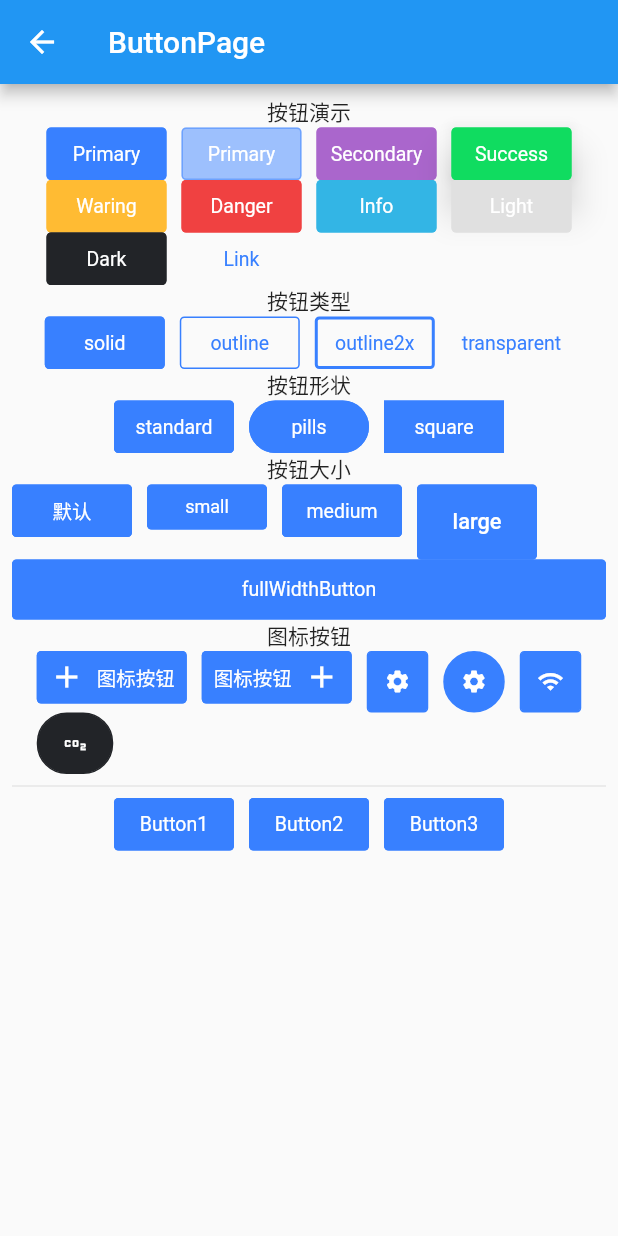
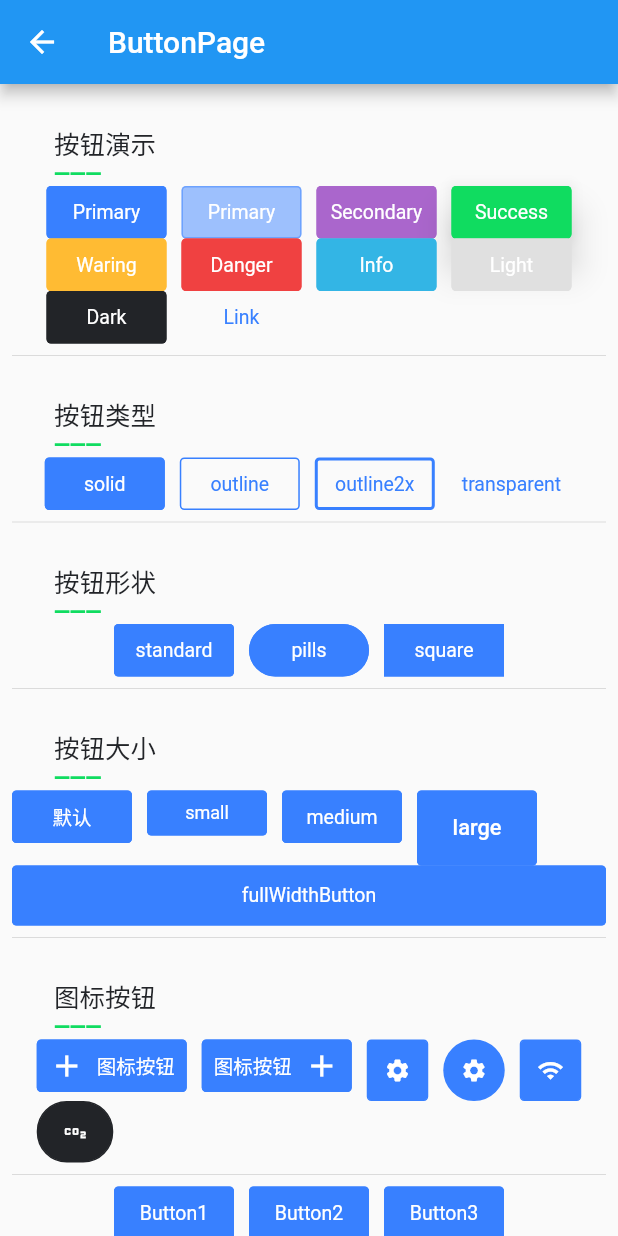
Before and after one commit to radium0028/flutter_example, a Flutter app: the ButtonPage screen opened by its route, on a phone screen of 412 x 824 dp. Run offline on Flutter 3.47's test engine with Material 2 defaults, Android fonts, the phone set to English and light mode, and no system bars; drawn by our look-alikes of getwidget; our stand-ins replace get, package_info_plus, sentry_flutter, shared_preferences; missing offline and left inert: flutter_xupdate; accounts and stored records are empty.

Commit message:
简单的调整一下样式

```diff
--- a/lib/pages/getwidget/button.dart
+++ b/lib/pages/getwidget/button.dart
@@ -1,4 +1,5 @@
 import 'package:flutter/material.dart';
+import 'package:flutter_example/global_widgets/title.dart';
 import 'package:get/get.dart';
 import 'package:getwidget/getwidget.dart';
 
@@ -231,15 +232,19 @@ class ButtonPage extends GetView {
             padding: const EdgeInsets.all(8.0),
             child: Column(
               children: [
-                const Text('按钮演示'),
+                const MyTitle('按钮演示'),
                 button(),
-                const Text('按钮类型'),
+                const Divider(),
+                const MyTitle('按钮类型'),
                 button1(),
-                const Text('按钮形状'),
+                const Divider(),
+                const MyTitle('按钮形状'),
                 button2(),
-                const Text('按钮大小'),
+                const Divider(),
+                const MyTitle('按钮大小'),
                 button3(),
-                const Text('图标按钮'),
+                const Divider(),
+                const MyTitle('图标按钮'),
                 button4(),
                 const Divider(),
                 GFButtonBar(
--- a/lib/pages/getwidget/card.dart
+++ b/lib/pages/getwidget/card.dart
@@ -11,6 +11,7 @@ class CardPage extends GetView {
   @override
   Widget build(BuildContext context) {
     return Scaffold(
+      backgroundColor: const Color.fromARGB(238, 238, 238, 238),
       appBar: AppBar(title: const Text('Card 演示')),
       body: SafeArea(
         child: SingleChildScrollView(
```
